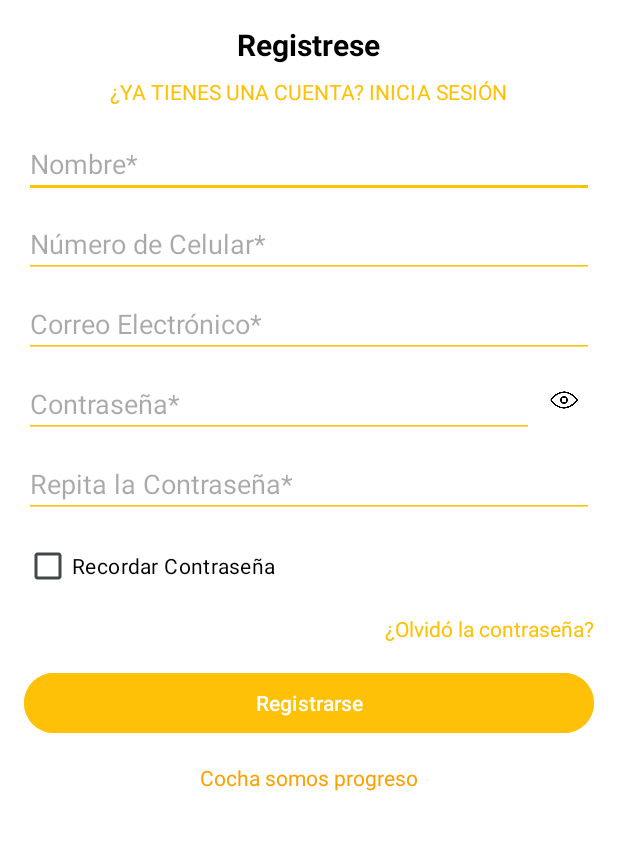
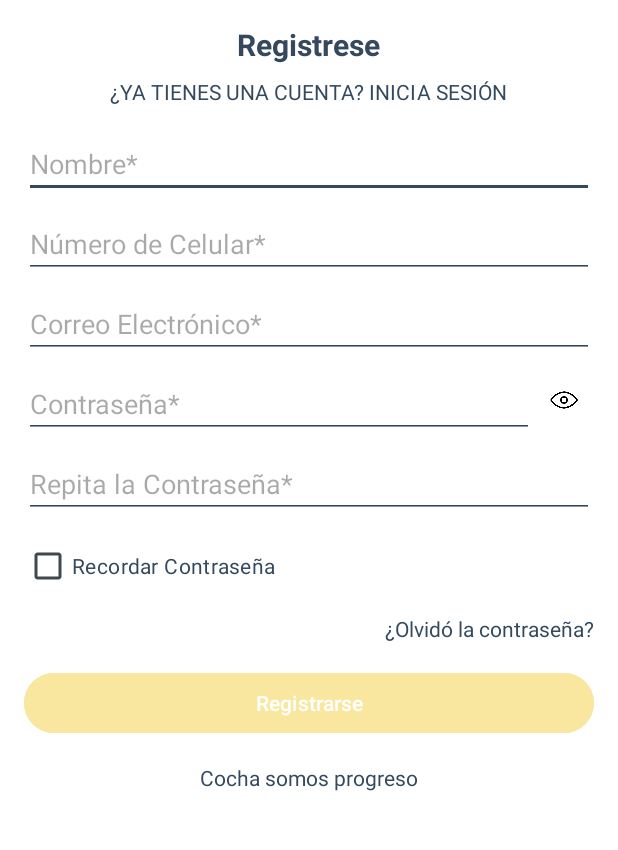
Before and after one commit to albaliriagomez/appmaypi, an Android app: the RegistroActivity screen opened directly, with no data from a screen before it, on a phone screen of 412 x 824 dp, the part 204-1054 px from its top. Run offline under Robolectric (Android 15) with nearby library versions, the phone set to English and light mode, and no system bars; pictures from the network do not load.

Commit message:
Cambio de color con paleta

```diff
--- a/app/src/main/res/layout/activity_registro.xml
+++ b/app/src/main/res/layout/activity_registro.xml
@@ -29,7 +29,7 @@
             android:layout_gravity="center"
             android:layout_marginTop="16dp"
             android:text="Registrese"
-            android:textColor="#000000"
+            android:textColor="#34495E"
             android:textSize="20sp"
             android:textStyle="bold" />
 
@@ -41,7 +41,7 @@
             android:layout_gravity="center"
             android:layout_marginTop="8dp"
             android:text="¿YA TIENES UNA CUENTA? INICIA SESIÓN"
-            android:textColor="#FFC107"
+            android:textColor="#34495E"
             android:textSize="14sp" />
 
         <!-- Campos del formulario -->
@@ -51,7 +51,7 @@
             android:layout_height="wrap_content"
             android:hint="Nombre*"
             android:layout_marginTop="16dp"
-            android:backgroundTint="#FFC107" />
+            android:backgroundTint="#34495E" />
 
         <EditText
             android:id="@+id/phoneEditText"
@@ -59,7 +59,7 @@
             android:layout_height="wrap_content"
             android:hint="Número de Celular*"
             android:inputType="phone"
-            android:backgroundTint="#FFC107"
+            android:backgroundTint="#34495E"
             android:layout_marginTop="8dp" />
 
         <EditText
@@ -68,7 +68,7 @@
             android:layout_height="wrap_content"
             android:hint="Correo Electrónico*"
             android:inputType="textEmailAddress"
-            android:backgroundTint="#FFC107"
+            android:backgroundTint="#34495E"
             android:layout_marginTop="8dp" />
 
         <!-- Campo de contraseña con ícono para mostrar/ocultar -->
@@ -85,7 +85,7 @@
                 android:layout_weight="1"
                 android:hint="Contraseña*"
                 android:inputType="textPassword"
-                android:backgroundTint="#FFC107" />
+                android:backgroundTint="#34495E" />
 
             <ImageView
                 android:id="@+id/togglePasswordVisibility"
@@ -103,7 +103,7 @@
             android:layout_height="wrap_content"
             android:hint="Repita la Contraseña*"
             android:inputType="textPassword"
-            android:backgroundTint="#FFC107"
+            android:backgroundTint="#34495E"
             android:layout_marginTop="8dp" />
 
 
@@ -115,7 +115,7 @@
             android:layout_height="wrap_content"
             android:layout_marginTop="8dp"
             android:text="Recordar Contraseña"
-            android:textColor="#000000" />
+            android:textColor="#34495E" />
 
         <!-- ¿Olvidó contraseña? -->
         <TextView
@@ -125,7 +125,7 @@
             android:layout_gravity="end"
             android:layout_marginTop="8dp"
             android:text="¿Olvidó la contraseña?"
-            android:textColor="#FFC107" />
+            android:textColor="#34495E" />
 
         <!-- Botón de inicio sesión -->
         <Button
@@ -133,7 +133,7 @@
             android:layout_width="match_parent"
             android:layout_height="wrap_content"
             android:layout_marginTop="16dp"
-            android:backgroundTint="#FFC107"
+            android:backgroundTint="#F9E79F"
             android:text="Registrarse"
             android:textColor="#FFFFFF" />
 
@@ -145,7 +145,7 @@
             android:layout_gravity="center"
             android:layout_marginTop="16dp"
             android:text="Cocha somos progreso"
-            android:textColor="#FFA000"
+            android:textColor="#34495E"
             android:textSize="14sp" />
     </LinearLayout>
 </ScrollView>
--- a/app/src/main/res/layout/fragment_home.xml
+++ b/app/src/main/res/layout/fragment_home.xml
@@ -72,7 +72,7 @@
         app:layout_constraintStart_toStartOf="parent"
         app:layout_constraintEnd_toEndOf="parent"
         android:text="En caso de emergencia presiona el Botón"
-        android:textColor="#000000"
+        android:textColor="#34495E"
         android:textSize="16sp"
         android:textStyle="bold" />
 
@@ -100,7 +100,7 @@
         app:layout_constraintStart_toStartOf="parent"
         app:layout_constraintEnd_toEndOf="parent"
         android:text="Al presionar el botón se enviará un mensaje a tus contactos de emergencia con tu ubicación, se sacará una foto, se grabará un audio de 15 seg y se llamará a tu contacto de emergencia."
-        android:textColor="#000000"
+        android:textColor="#34495E"
         android:textSize="14sp"
         android:gravity="center"
         android:textStyle="bold" />
```
Also changed, not shown: app/src/main/res/layout/activity_login.xml (+8 -8 lines), app/src/main/res/layout/activity_main.xml (+4 -4 lines), app/src/main/res/layout/fragment_codigo_rastreo.xml (+5 -5 lines), app/src/main/res/layout/fragment_contacto_emergencia.xml (+5 -5 lines), app/src/main/res/layout/fragment_reportar.xml (+4 -4 lines), app/src/main/res/layout/fragment_soporte.xml (+10 -10 lines).
